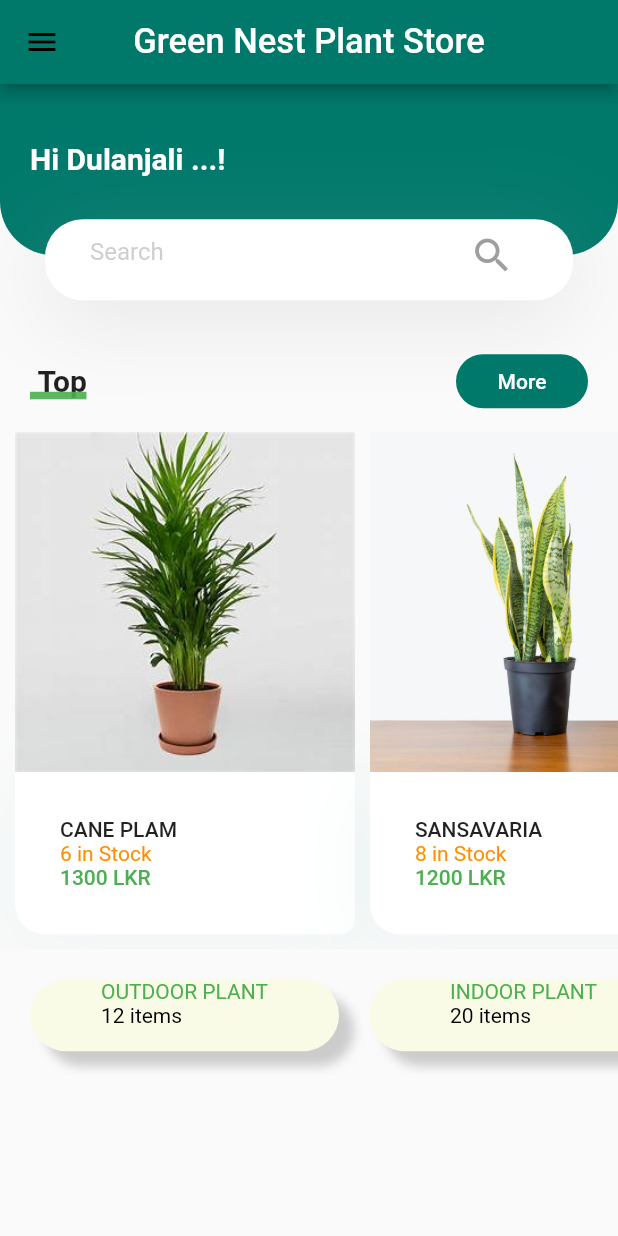
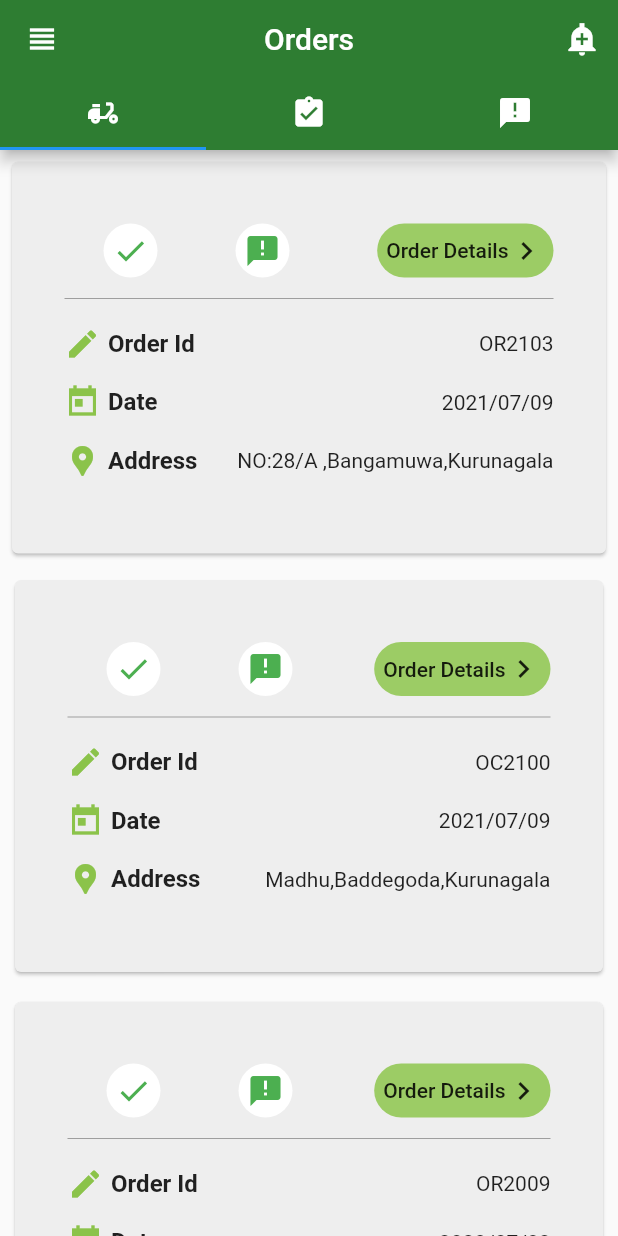
Before and after one commit to GreenNest/MobileApp, a Flutter app: the screen it shows after launch, on a phone screen of 412 x 824 dp. Run offline on Flutter 3.47's test engine with Material 2 defaults, Android fonts, the phone set to English and light mode, and no system bars.

Commit message:
Delivery Person

```diff
--- a/green_nest/lib/main.dart
+++ b/green_nest/lib/main.dart
@@ -1,8 +1,6 @@
 import 'package:flutter/material.dart';
-import 'package:green_nest/screens/Orderhistory/Orderhistory.dart';
-import 'package:green_nest/screens/home/home.dart';
-import 'package:green_nest/screens/welcome/welcome.dart';
-import 'package:green_nest/screens/product/product.dart';
+import 'package:green_nest/screens/deliveryperson/Delivery_person_homepage.dart';
+
 
 void main() {
   runApp(MyApp());
@@ -19,7 +17,7 @@ class MyApp extends StatelessWidget {
         primaryColor: Colors.white,
         //primarySwatch: Colors.white,
       ),
-      home: Home(),
+      home: DeOngoning(),
     );
   }
 }
--- /dev/null
+++ b/green_nest/lib/screens/deliveryperson/Delivery_person_homepage.dart
@@ -0,0 +1,32 @@
+import 'package:flutter/material.dart';
+import 'package:green_nest/screens/deliveryperson/components/Completeorders.dart';
+import 'package:green_nest/screens/deliveryperson/components/Deliveryheader.dart';
+import 'package:green_nest/screens/deliveryperson/components/Notcompleteorders.dart';
+import 'package:green_nest/screens/deliveryperson/components/ongoingorders.dart';
+
+class DeOngoning extends StatefulWidget {
+  //const Deliveryperson({Key? key}) : super(key: key);
+
+  @override
+  _DeOngoningState createState() => _DeOngoningState();
+}
+
+class _DeOngoningState extends State<DeOngoning> {
+  @override
+  Widget build(BuildContext context) {
+    return DefaultTabController(
+      length: 3,
+      child: Scaffold(
+        appBar: Deliveryheader(),
+
+        body: TabBarView(
+          children: [
+            ongoinorders(),
+            Completeorders(),
+            Notcompleteorders(),
+          ],
+        ),
+      ),
+    );
+  }
+}
--- /dev/null
+++ b/green_nest/lib/screens/deliveryperson/components/Deliveryheader.dart
@@ -0,0 +1,27 @@
+import 'package:flutter/material.dart';
+
+class Deliveryheader extends StatelessWidget implements PreferredSizeWidget {
+  @override
+  Size get preferredSize => const Size.fromHeight(100);
+
+  @override
+  Widget build(BuildContext context) {
+    return AppBar(
+      backgroundColor: Colors.green[800],
+      // title: Image.asset("assets/logo.png", height: 50,),
+      title: Text('Orders', style: TextStyle(color: Colors.white) ,),
+      leading: Icon(Icons.view_headline, color: Colors.white,),
+      centerTitle: true,
+      actions: [
+        IconButton(onPressed: (){}, icon: Icon(Icons.add_alert_sharp,color: Colors.white,))
+      ],
+      bottom:TabBar(
+        tabs: [
+          Tab(icon: Icon(Icons.delivery_dining,color: Colors.white,)),
+          Tab(icon: Icon(Icons.assignment_turned_in,color: Colors.white,)),
+          Tab(icon: Icon(Icons.announcement,color: Colors.white,)),
+        ],
+      ) ,
+    );
+  }
+}
--- /dev/null
+++ b/green_nest/lib/screens/deliveryperson/components/ongoingorders.dart
@@ -0,0 +1,229 @@
+import 'package:flutter/material.dart';
+import 'package:green_nest/screens/product/product.dart';
+
+
+class ongoinorders extends StatelessWidget {
+  const ongoinorders({
+    Key key,
+  }) : super(key: key);
+
+  @override
+  Widget build(BuildContext context) {
+    return ListView(
+      scrollDirection: Axis.vertical,
+      children: [
+        //order list
+        Card(
+          color: Colors.grey[200],
+          margin: EdgeInsets.all(8),
+          child: OrderBar(
+            status: "ongoing",
+            orederid: "OR2103",
+            date: "2021/07/09",
+            address:"NO:28/A ,Bangamuwa,Kurunagala",
+
+          ),
+        ),
+        Card(
+          color: Colors.grey[200],
+          margin: EdgeInsets.all(10),
+          child: OrderBar(
+            status: "ongoing",
+            orederid: "OC2100",
+            date: "2021/07/09",
+            address:"Madhu,Baddegoda,Kurunagala",
+          ),
+        ),
+        Card(
+          color: Colors.grey[200],
+          margin: EdgeInsets.all(10),
+          child:OrderBar(
+            status: "completed",
+            orederid: "OR2009",
+            date: "2020/07/03",
+            address:"NO:123,Ganegoda,Kurunagala",
+
+          ),
+        ),
+        Card(
+          color: Colors.grey[200],
+          margin: EdgeInsets.all(10),
+          child: OrderBar(
+            status: "completed",
+            orederid: "OR1003",
+            date: "2021/07/09",
+            address:"NO:223/A,Elvin Road ,Kurunagala",
+
+          ),
+        ),
+
+
+      ],
+
+    );
+  }
+}
+
+//order card
+class OrderBar extends StatelessWidget {
+  const OrderBar({
+    Key key, this.status, this.orederid, this.date, this.address,
+    //@required this.size,
+  }) : super(key: key);
+
+  //final Size size;
+  final String status,orederid,date,address;
+
+  Widget build(BuildContext context) {
+    return Container(
+      margin: EdgeInsets.all(15),
+      padding: EdgeInsets.all(20),
+      child: Column(
+        children: [
+        Row(
+        mainAxisAlignment: MainAxisAlignment.end,
+        children: [
+          checkButton(
+            Row(
+              children: [
+                Icon(Icons.check,color: Colors.green,),
+              ],
+            ),
+            Colors.white,
+                () {},
+          ),
+          //Spacer(flex: 1,),
+          checkButton(
+            Row(
+
+              children: [
+                Icon(Icons.announcement,color: Colors.green,),
+              ],
+            ),
+            Colors.white,
+                () {},
+          ),
+          Spacer(),
+          flatButton(
+            Row(
+              children: [
+                Text("Order Details"),
+                Icon(Icons.chevron_right),
+              ],
+            ),
+            Colors.lightGreen[400],
+                () {},
+          ),]
+          ),
+          Divider(color: Colors.grey,),
+          SizedBox(height: 10,),
+          Row(
+            mainAxisAlignment: MainAxisAlignment.spaceBetween,
+            children: [
+              iconText(
+                  Icon(Icons.edit, color: Colors.lightGreen),
+                  Text(
+                    "Order Id",
+                    style: TextStyle(
+                        fontSize: 16, fontWeight: FontWeight.bold),)),
+              Text(orederid,
+                style: TextStyle(fontSize: 14),)
+            ],
+          ),
+
+          SizedBox(height: 15,),
+          Row(
+            mainAxisAlignment: MainAxisAlignment.spaceBetween,
+            children: [
+              iconText(
+                  Icon(Icons.today_sharp, color: Colors.lightGreen),
+                  Text(
+                    "Date",
+                    style: TextStyle(
+                        fontSize: 16, fontWeight: FontWeight.bold),)),
+              Text(date,
+                style: TextStyle(fontSize: 14),)
+            ],
+          ),
+          SizedBox(height: 15,),
+          Row(
+            mainAxisAlignment: MainAxisAlignment.spaceBetween,
+            children: [
+              iconText(
+                  Icon(Icons.location_pin, color: Colors.lightGreen),
+                  Text(
+                    "Address",
+                    style: TextStyle(
+                        fontSize: 16, fontWeight: FontWeight.bold),)),
+              Text(address,
+                style: TextStyle(fontSize: 14),)
+            ],
+          ),
+          SizedBox(height: 15,),
+
+        ],
+      ),
+    );
+  }
+
+  //order car item
+  Widget iconText(iconWidget, TextWidget) {
+    return Row(
+        children: [iconWidget, SizedBox(width: 5), TextWidget]);
+  }
+
+  //order details button
+  Widget flatButton(Widget iconText, Color color, Function onPressed) {
+    return FlatButton(
+      onPressed: onPressed,
+      child: iconText,
+      padding: EdgeInsets.all(6),
+      color: color,
+      shape: StadiumBorder(),
+    );
+  }
+
+  Widget checkButton(Widget iconText, Color color, Function onPressed) {
+    return FlatButton(
+      onPressed: onPressed,
+      child: iconText,
+      padding: EdgeInsets.all(6),
+      color: color,
+      shape: CircleBorder(),
+    );
+  }
+
+  //check the status and retun icon and text
+  Widget _orderStatus(String status) {
+    Icon icon;
+    Color color;
+
+    if (status == "ongoing") {
+      icon = Icon(Icons.timer, color: Colors.orange);
+      icon = Icon(Icons.check, color: Colors.orange);
+      color = Colors.orange;
+    // } else if (status == "Delevered") {
+    //   icon = Icon(Icons.check, color: Colors.green);
+    //   color = Colors.green;
+    } else
+    if (status == "canceled" || status == "refunded" || status == "faile") {
+      icon = Icon(Icons.clear, color: Colors.redAccent);
+      color = Colors.redAccent;
+    } else if (status == "completed") {
+      icon = Icon(Icons.clear, color: Colors.red);
+      color = Colors.green;
+    }
+
+    return iconText(
+        icon,
+        Text(
+          "Order $status",
+          style: TextStyle(
+            fontSize: 15,
+            color: color,
+            fontWeight: FontWeight.bold,
+          ),
+        )
+    );
+  }
+}
```
Also changed, not shown: green_nest/lib/screens/deliveryperson/components/Completeorders.dart (added, +188 -0 lines), green_nest/lib/screens/deliveryperson/components/Notcompleteorders.dart (added, +197 -0 lines), green_nest/pubspec.lock.
